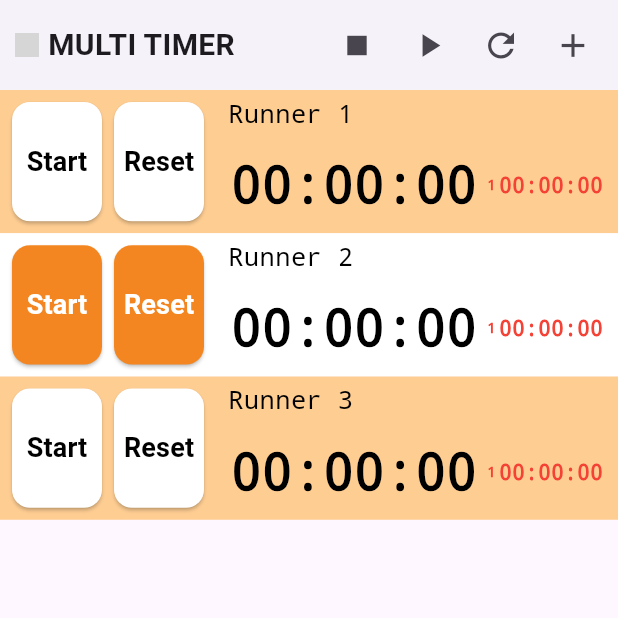
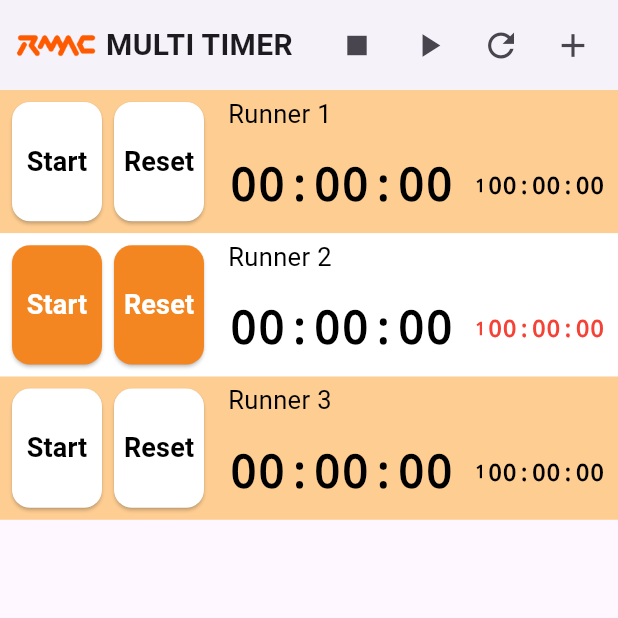
Before and after one commit to sunnyhoyeah/rmac-multitimer-app, a Flutter app: the screen it shows after launch, on a phone screen of 412 x 824 dp, the top half of it. Run offline on Flutter 3.47's test engine with Material 3 defaults, Android fonts, the phone set to English and light mode, and no system bars; our stand-ins replace shared_preferences; grey boxes are pictures that could not be loaded.

Commit message:
feat: improve UI/UX and app branding
- Fixed RMAC logo color mismatch with AppBar using transparent PNG
- Optimized font usage: Courier for timers, system font for UI elements
- Improved timer and lap time font sizing and alignment
- Enhanced current lap timer color scheme (red on white, black on orange)
- Centralized splash screen layout for better visual balance
- Updated iOS app display name to all caps: 'RMAC - MULTI TIMER'
- Fixed lap number alignment and color consistency
- Added transparent logo asset for better AppBar integration

```diff
--- a/lib/main.dart
+++ b/lib/main.dart
@@ -57,15 +57,23 @@ class _SplashScreenState extends State<SplashScreen> {
   Widget build(BuildContext context) {
     return Scaffold(
       backgroundColor: Colors.white,
-      body: Center(
+      body: SafeArea(
+        child: Center(
           child: Column(
             mainAxisAlignment: MainAxisAlignment.center,
+            crossAxisAlignment: CrossAxisAlignment.center,
+            children: [
+              Expanded(
+                child: Column(
+                  mainAxisAlignment: MainAxisAlignment.center,
+                  crossAxisAlignment: CrossAxisAlignment.center,
                   children: [
                     Image.asset('assets/rmac_timer.jpeg'),
                     SizedBox(height: 24),
                     Text(
                       'RMAC - MULTI TIMER',
                       style: TextStyle(fontSize: 24, fontWeight: FontWeight.bold),
+                      textAlign: TextAlign.center,
                     ),
                     SizedBox(height: 24),
                     Padding(
@@ -79,6 +87,10 @@ class _SplashScreenState extends State<SplashScreen> {
                     SizedBox(height: 32),
                     CircularProgressIndicator(),
                   ],
+                ),
+              ),
+            ],
+          ),
         ),
       ),
     );
@@ -256,14 +268,13 @@ class _TimerListState extends State<TimerList> {
               ),
               child: Row(
                 children: [
-                  // Logo with minimal padding and perfect background color matching
+                  // Logo with transparent background - no color issues!
                   Padding(
                     padding: EdgeInsets.only(left: screenWidth < 375 ? 2.0 : 4.0, right: screenWidth < 375 ? 4.0 : 6.0),
                     child: Image.asset(
-                      'assets/RMAC_Text_.png',
+                      'assets/RMAC_Text_transparent.png',
                       height: screenWidth < 375 ? 12 : 16,
-                      color: Colors.white, // Set the background color to match app bar exactly
-                      colorBlendMode: BlendMode.dstOver, // Blend background only, keep text as is
+                      fit: BoxFit.contain,
                     ),
                   ),
                   // Text with calculated available space
@@ -661,26 +672,30 @@ class _TimerRowState extends State<TimerRow> {
     ? Colors.black
     : Colors.white;
 
+    // Current lap timer color: red on white rows, black on orange rows
+    final Color currentLapTimerColor = isOrangeRow ? Colors.black : Colors.red;
+
     // Responsive flex ratios to give more space to name on small screens
     final int nameFlex = screenWidth < 375 ? 2 : 1;  // More space for name on small screens
     final int timerSectionFlex = screenWidth < 375 ? 3 : 2;  // Adjusted proportionally
 
     // Responsive font sizes based on screen width and row height - optimized for 8-row display
+    // Balanced sizing: main timer still largest, lap times significantly larger but proportional
     final double mainTimerFontSize = screenWidth < 375
-        ? (widget.rowHeight * 0.32).clamp(22.0, 34.0)  // Slightly smaller ratio for compact rows
+        ? (widget.rowHeight * 0.30).clamp(22.0, 32.0)  // Slightly increased for better visibility
         : screenWidth < 415  // iPhone 14 Pro Max is 430px, regular iPhone 14 is 390px
-            ? (widget.rowHeight * 0.36).clamp(28.0, 40.0) // Adjusted for 8-row visibility
-            : (widget.rowHeight * 0.38).clamp(32.0, 44.0); // Slightly larger for iPhone 14 Pro Max
+            ? (widget.rowHeight * 0.34).clamp(26.0, 38.0) // Increased for better balance
+            : (widget.rowHeight * 0.36).clamp(30.0, 42.0); // Increased for larger screens
 
-    final double nameFontSize = screenWidth < 375 ? 15.0 : 17.0; // Slightly smaller for compact display
-    final double lapNumberFontSize = screenWidth < 375 ? 9.0 :
-                                   screenWidth < 415 ? 10.0 : 11.0; // Progressive sizing
-    final double lapTimeFontSize = screenWidth < 375 ? 13.0 :
-                                 screenWidth < 415 ? 14.0 : 15.0; // Progressive sizing
+    final double nameFontSize = screenWidth < 375 ? 15.0 : 17.0; // Keep name font size unchanged
+    final double lapNumberFontSize = screenWidth < 375 ? 11.0 :
+                                   screenWidth < 415 ? 12.0 : 13.0; // Increased for better visibility
+    final double lapTimeFontSize = screenWidth < 375 ? 19.0 :
+                                 screenWidth < 415 ? 22.0 : 24.0; // Significantly increased, closer to main timer
 
-    // Responsive flex ratios to reduce spacing on larger screens
-    final int timerFlex = screenWidth < 375 ? 1 : 2;
-    final int lapFlex = screenWidth < 375 ? 1 : 1;
+    // Optimize flex ratios to better utilize space
+    final int timerFlex = screenWidth < 375 ? 2 : 3;  // More space for main timer
+    final int lapFlex = screenWidth < 375 ? 2 : 2;    // More space for lap times
     //final Color buttonColor = isRunning ? Colors.deepOrange[300]! : Colors.orange[200]!;
 
     // Portrait layout only (landscape mode disabled)
@@ -795,7 +810,6 @@ class _TimerRowState extends State<TimerRow> {
                                     fontSize: nameFontSize, // Responsive font size
                                     fontWeight: FontWeight.normal,
                                     color: Colors.black,
-                                    fontFamily: 'Courier',
                                     height: 1.2, // Proper line height to prevent clipping
                                   ),
                                 )
@@ -809,7 +823,6 @@ class _TimerRowState extends State<TimerRow> {
                                       fontSize: nameFontSize, // Same font size as TextField
                                       fontWeight: FontWeight.normal,
                                       color: Colors.black,
-                                      fontFamily: 'Courier',
                                       height: 1.2, // Proper line height to prevent vertical clipping
                                     ),
                                     maxLines: 1,
@@ -832,8 +845,8 @@ class _TimerRowState extends State<TimerRow> {
                           flex: timerFlex, // More space for timer on larger screens
                           child: Padding(
                             padding: EdgeInsets.symmetric(
-                              vertical: screenWidth < 375 ? 4.0 : 2.0,
-                              horizontal: 2.0
+                              vertical: screenWidth < 375 ? 2.0 : 1.0, // Reduced padding for more space
+                              horizontal: 1.0 // Reduced horizontal padding
                             ),
                             child: FittedBox(
                               fit: BoxFit.scaleDown,
@@ -862,24 +875,29 @@ class _TimerRowState extends State<TimerRow> {
                               // Current lap number and timer
                               Padding(
                                 padding: EdgeInsets.symmetric(
-                                  vertical: screenWidth < 375 ? 1.0 : 0.5,
-                                  horizontal: screenWidth < 375 ? 4.0 : 2.0
+                                  vertical: screenWidth < 375 ? 0.5 : 0.5, // Reduced vertical padding
+                                  horizontal: screenWidth < 375 ? 2.0 : 1.0 // Reduced horizontal padding
                                 ),
                                 child: Row(
                                   mainAxisAlignment: MainAxisAlignment.end, // Align row content to right
                                   mainAxisSize: MainAxisSize.min,
                                   children: [
-                                    Text(
+                                    // Fixed width for lap number to maintain alignment
+                                    SizedBox(
+                                      width: screenWidth < 375 ? 18 : 20, // Fixed width for consistent alignment
+                                      child: Text(
                                         '$currentLapNumber',
                                         style: TextStyle(
                                           fontSize: lapNumberFontSize, // Responsive font size
                                           fontWeight: FontWeight.bold,
-                                        color: Colors.red,
+                                          color: currentLapTimerColor, // Use dynamic color based on row
                                           fontFamily: 'Courier',
                                           height: 1,
                                         ),
+                                        textAlign: TextAlign.right, // Right align within fixed width
                                       ),
-                                    SizedBox(width: 2),
+                                    ),
+                                    SizedBox(width: 1), // Reduced spacing
                                     Flexible(
                                       child: FittedBox(
                                         fit: BoxFit.scaleDown,
@@ -889,7 +907,7 @@ class _TimerRowState extends State<TimerRow> {
                                           style: TextStyle(
                                             fontSize: lapTimeFontSize, // Responsive font size
                                             fontWeight: FontWeight.bold,
-                                            color: Colors.red,
+                                            color: currentLapTimerColor, // Use dynamic color based on row
                                             fontFamily: 'Courier',
                                             height: 1,
                                           ),
@@ -907,8 +925,8 @@ class _TimerRowState extends State<TimerRow> {
                                   for (var i = 0; i < lapEntries.length && i < 2; i++)
                                     Padding(
                                       padding: EdgeInsets.symmetric(
-                                        vertical: screenWidth < 375 ? 1.0 : 0.5,
-                                        horizontal: screenWidth < 375 ? 4.0 : 2.0
+                                        vertical: screenWidth < 375 ? 0.5 : 0.5, // Reduced vertical padding
+                                        horizontal: screenWidth < 375 ? 2.0 : 1.0 // Reduced horizontal padding
                                       ),
                                       child: GestureDetector(
                                         onTap: _showLapTimesDialog,
@@ -916,17 +934,22 @@ class _TimerRowState extends State<TimerRow> {
                                           mainAxisAlignment: MainAxisAlignment.end, // Align row content to right
                                           mainAxisSize: MainAxisSize.min,
                                           children: [
-                                            Text(
+                                            // Fixed width for lap number to maintain alignment
+                                            SizedBox(
+                                              width: screenWidth < 375 ? 18 : 20, // Fixed width for consistent alignment
+                                              child: Text(
                                                 '${lapEntries.length - i}',
                                                 style: TextStyle(
                                                   fontSize: lapNumberFontSize, // Responsive font size
                                                   fontWeight: FontWeight.bold,
-                                                color: Colors.deepOrange[300],
+                                                  color: Colors.black,
                                                   fontFamily: 'Courier',
                                                   height: 1,
                                                 ),
+                                                textAlign: TextAlign.right, // Right align within fixed width
                                               ),
-                                            SizedBox(width: 2),
+                                            ),
+                                            SizedBox(width: 1), // Reduced spacing
                                             Flexible(
                                               child: FittedBox(
                                                 fit: BoxFit.scaleDown,
--- a/pubspec.yaml
+++ b/pubspec.yaml
@@ -69,6 +69,8 @@ flutter:
   - assets/rmac_timer.jpeg
   - assets/rmac_timer_app_logo.jpeg
   - assets/RMAC_Text.png
+  - assets/RMAC_Text_.png
+  - assets/RMAC_Text_transparent.png
   # The following line ensures that the Material Icons font is
   # included with your application, so that you can use the icons in
   # the material Icons class.
```
Also changed, not shown: assets/RMAC_Text_transparent.png (added), 1 other file. Lines whose indentation alone changed are shown as unchanged.
